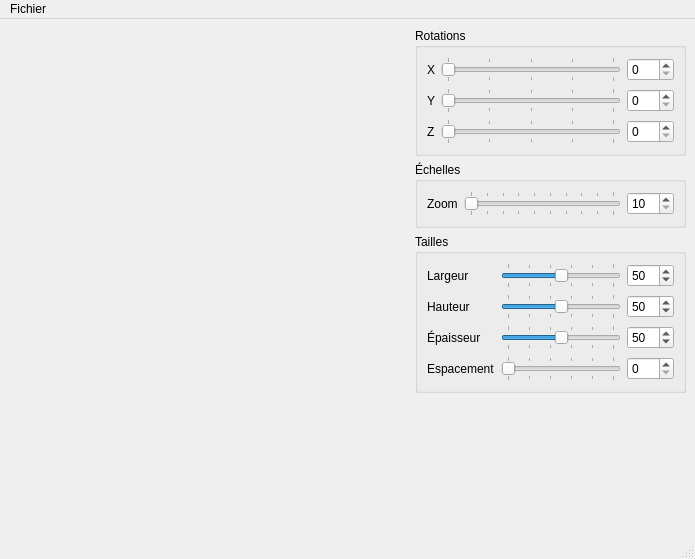
Qt form interfaces/MainWindow.ui (lovehina13/Visualisation3D) before a commit.
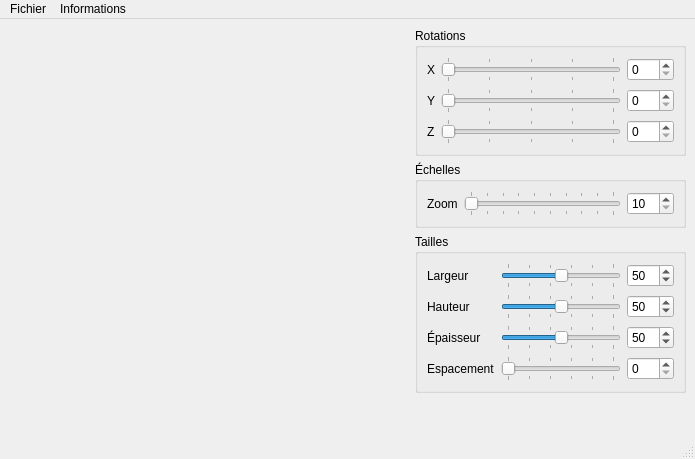
The same form after that commit. Icons and pictures are not drawn. Custom widgets are drawn as their Qt base class.

Patch:
```diff
--- a/interfaces/MainWindow.ui
+++ b/interfaces/MainWindow.ui
@@ -7,7 +7,7 @@
     <x>0</x>
     <y>0</y>
     <width>685</width>
-    <height>559</height>
+    <height>459</height>
    </rect>
   </property>
   <property name="windowTitle">
@@ -402,7 +402,15 @@
     <addaction name="separator"/>
     <addaction name="actionQuit"/>
    </widget>
+   <widget class="QMenu" name="menuInformation">
+    <property name="title">
+     <string>Informations</string>
+    </property>
+    <addaction name="actionDocumentation"/>
+    <addaction name="actionAbout"/>
+   </widget>
    <addaction name="menuFile"/>
+   <addaction name="menuInformation"/>
   </widget>
   <widget class="QStatusBar" name="statusBar"/>
   <action name="actionLoad">
```
Left out of the diff: 34 changed lines with no effect on the pictures.
